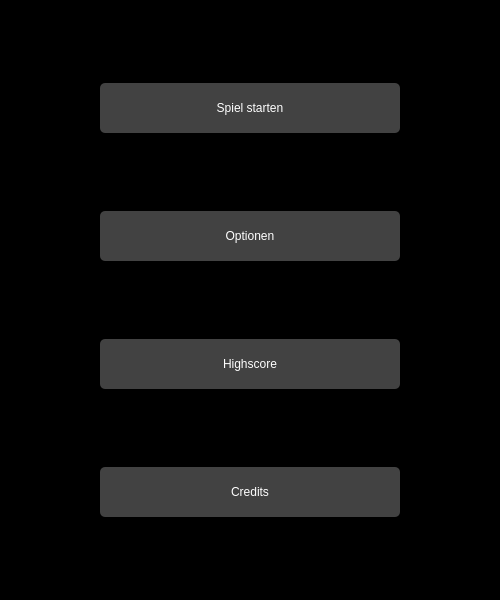
The window that menuwidget.ui (Rhagnur/BelegReversi) describes before a commit, drawn with Qt 5.
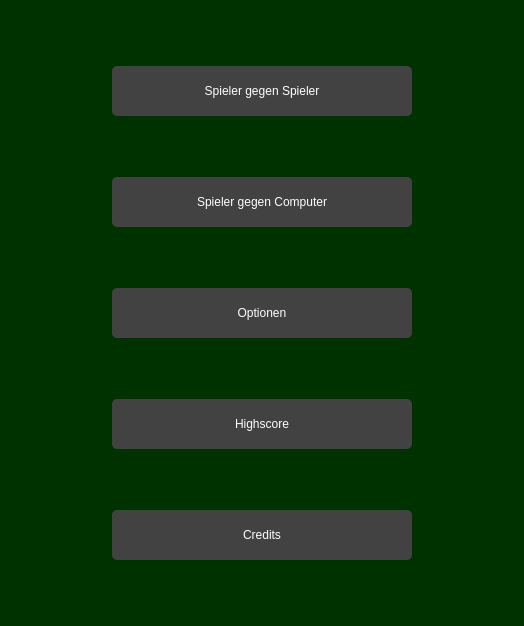
The same window after the commit.

Patch:
```diff
--- a/menuwidget.ui
+++ b/menuwidget.ui
@@ -6,57 +6,69 @@
    <rect>
     <x>0</x>
     <y>0</y>
-    <width>500</width>
-    <height>600</height>
+    <width>524</width>
+    <height>626</height>
    </rect>
   </property>
+  <property name="sizePolicy">
+   <sizepolicy hsizetype="Preferred" vsizetype="Preferred">
+    <horstretch>0</horstretch>
+    <verstretch>0</verstretch>
+   </sizepolicy>
+  </property>
   <property name="windowTitle">
    <string>MenuWidget</string>
   </property>
   <property name="styleSheet">
-   <string notr="true">background-color: rgb(0, 0, 0);
+   <string notr="true">background-color: rgb(0, 50, 0);
 border: 0;</string>
   </property>
-  <widget class="QWidget" name="centralWidget">
-   <property name="geometry">
-    <rect>
-     <x>0</x>
-     <y>0</y>
-     <width>500</width>
-     <height>600</height>
-    </rect>
-   </property>
-   <property name="minimumSize">
-    <size>
-     <width>500</width>
-     <height>600</height>
-    </size>
-   </property>
-   <layout class="QVBoxLayout" name="verticalLayout_3">
-    <property name="sizeConstraint">
-     <enum>QLayout::SetDefaultConstraint</enum>
-    </property>
-    <item>
      <layout class="QHBoxLayout" name="horizontalLayout">
       <item>
+    <spacer name="horizontalSpacer">
+     <property name="orientation">
+      <enum>Qt::Horizontal</enum>
+     </property>
+     <property name="sizeHint" stdset="0">
+      <size>
+       <width>40</width>
+       <height>20</height>
+      </size>
+     </property>
+    </spacer>
+   </item>
+   <item>
+    <layout class="QVBoxLayout" name="verticalLayout_2">
+     <item>
        <widget class="QPushButton" name="pushButton_Start">
         <property name="styleSheet">
          <string notr="true">background-color: #424242;
 font: 75 12pt &quot;Verdana&quot;;
 color: #FFF;
 height: 50px;
-max-width: 300px;
+min-width: 300px;
 border-radius: 5px;</string>
         </property>
         <property name="text">
-         <string>Spiel starten</string>
-        </property>
-       </widget>
-      </item>
-     </layout>
+        <string>Spieler gegen Spieler</string>
+       </property>
+      </widget>
     </item>
     <item>
-     <layout class="QHBoxLayout" name="horizontalLayout_2">
+      <widget class="QPushButton" name="pushButton_StartAI">
+       <property name="styleSheet">
+        <string notr="true">background-color: #424242;
+font: 75 12pt &quot;Verdana&quot;;
+color: #FFF;
+height: 50px;
+min-width: 300px;
+border-radius: 5px;</string>
+       </property>
+       <property name="text">
+        <string>Spieler gegen Computer</string>
+       </property>
+      </widget>
+     </item>
       <item>
        <widget class="QPushButton" name="pushButton_optionsMenu">
         <property name="styleSheet">
@@ -64,7 +76,7 @@
 font: 75 12pt &quot;Verdana&quot;;
 color: #FFF;
 height: 50px;
-max-width: 300px;
+min-width: 300px;
 border-radius: 5px;</string>
         </property>
         <property name="text">
@@ -72,10 +84,6 @@
         </property>
        </widget>
       </item>
-     </layout>
-    </item>
-    <item>
-     <layout class="QHBoxLayout" name="horizontalLayout_3">
       <item>
        <widget class="QPushButton" name="pushButton_highscore">
         <property name="styleSheet">
@@ -83,7 +91,7 @@
 font: 75 12pt &quot;Verdana&quot;;
 color: #FFF;
 height: 50px;
-max-width: 300px;
+min-width: 300px;
 border-radius: 5px;</string>
         </property>
         <property name="text">
@@ -91,10 +99,6 @@
         </property>
        </widget>
       </item>
-     </layout>
-    </item>
-    <item>
-     <layout class="QHBoxLayout" name="horizontalLayout_4">
       <item>
        <widget class="QPushButton" name="pushButton_Credits">
         <property name="styleSheet">
@@ -102,7 +106,7 @@
 font: 75 12pt &quot;Verdana&quot;;
 color: #FFF;
 height: 50px;
-max-width: 300px;
+min-width: 300px;
 border-radius: 5px;</string>
         </property>
         <property name="text">
@@ -112,8 +116,20 @@
       </item>
      </layout>
     </item>
-   </layout>
-  </widget>
+   <item>
+    <spacer name="horizontalSpacer_2">
+     <property name="orientation">
+      <enum>Qt::Horizontal</enum>
+     </property>
+     <property name="sizeHint" stdset="0">
+      <size>
+       <width>40</width>
+       <height>20</height>
+      </size>
+     </property>
+    </spacer>
+   </item>
+  </layout>
  </widget>
  <layoutdefault spacing="6" margin="11"/>
  <resources/>
```
Lines whose indentation alone changed are shown as unchanged.
